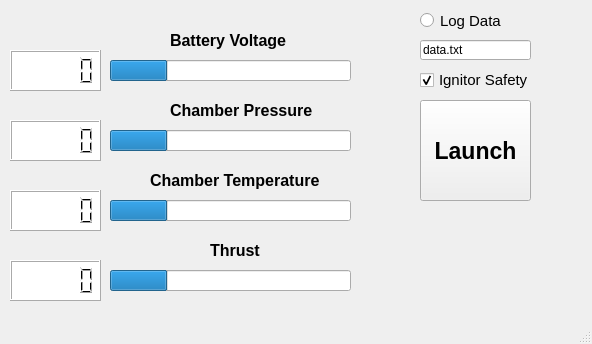
The window that IcarusGUI.ui (cody1155/testblockGUI) describes before a commit, drawn with Qt 5.
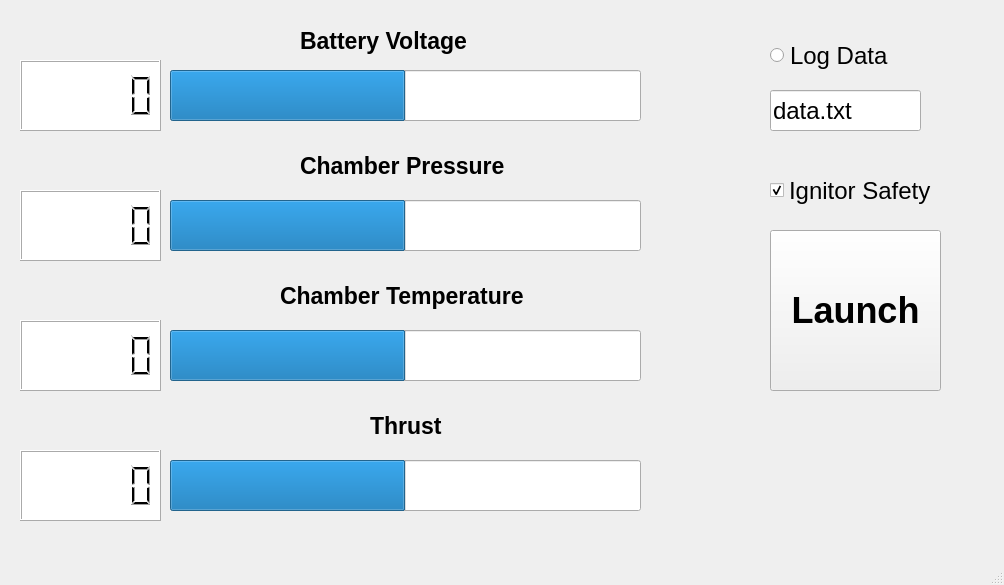
The same window after the commit. Icons and pictures are not drawn.

Commit message: make GUI bigger

Patch:
```diff
--- a/IcarusGUI.ui
+++ b/IcarusGUI.ui
@@ -6,8 +6,8 @@
    <rect>
     <x>0</x>
     <y>0</y>
-    <width>592</width>
-    <height>344</height>
+    <width>1004</width>
+    <height>585</height>
    </rect>
   </property>
   <property name="windowTitle">
@@ -17,10 +17,10 @@
    <widget class="QProgressBar" name="batteryProgressBar">
     <property name="geometry">
      <rect>
-      <x>110</x>
-      <y>60</y>
-      <width>241</width>
-      <height>21</height>
+      <x>170</x>
+      <y>70</y>
+      <width>471</width>
+      <height>51</height>
      </rect>
     </property>
     <property name="font">
@@ -41,7 +41,7 @@
      <number>100</number>
     </property>
     <property name="value">
-     <number>24</number>
+     <number>50</number>
     </property>
     <property name="textVisible">
      <bool>false</bool>
@@ -56,30 +56,30 @@
    <widget class="QProgressBar" name="chamberPProgressBar">
     <property name="geometry">
      <rect>
-      <x>110</x>
-      <y>130</y>
-      <width>241</width>
-      <height>21</height>
-     </rect>
-    </property>
-    <property name="value">
-     <number>24</number>
-    </property>
-    <property name="textVisible">
-     <bool>false</bool>
-    </property>
-   </widget>
-   <widget class="QProgressBar" name="chamberTProgressBar">
-    <property name="geometry">
-     <rect>
-      <x>110</x>
+      <x>170</x>
       <y>200</y>
-      <width>241</width>
-      <height>21</height>
+      <width>471</width>
+      <height>51</height>
      </rect>
     </property>
     <property name="value">
-     <number>24</number>
+     <number>50</number>
+    </property>
+    <property name="textVisible">
+     <bool>false</bool>
+    </property>
+   </widget>
+   <widget class="QProgressBar" name="chamberTProgressBar">
+    <property name="geometry">
+     <rect>
+      <x>170</x>
+      <y>330</y>
+      <width>471</width>
+      <height>51</height>
+     </rect>
+    </property>
+    <property name="value">
+     <number>50</number>
     </property>
     <property name="textVisible">
      <bool>false</bool>
@@ -88,14 +88,14 @@
    <widget class="QProgressBar" name="thrustProgressBar">
     <property name="geometry">
      <rect>
-      <x>110</x>
-      <y>270</y>
-      <width>241</width>
-      <height>21</height>
+      <x>170</x>
+      <y>460</y>
+      <width>471</width>
+      <height>51</height>
      </rect>
     </property>
     <property name="value">
-     <number>24</number>
+     <number>50</number>
     </property>
     <property name="textVisible">
      <bool>false</bool>
@@ -104,15 +104,15 @@
    <widget class="QPushButton" name="launchPushButton">
     <property name="geometry">
      <rect>
-      <x>420</x>
-      <y>100</y>
-      <width>111</width>
-      <height>101</height>
+      <x>770</x>
+      <y>230</y>
+      <width>171</width>
+      <height>161</height>
      </rect>
     </property>
     <property name="font">
      <font>
-      <pointsize>17</pointsize>
+      <pointsize>27</pointsize>
       <weight>75</weight>
       <italic>false</italic>
       <bold>true</bold>
@@ -127,15 +127,15 @@
    <widget class="QCheckBox" name="ignitorSafetyCheckBox">
     <property name="geometry">
      <rect>
-      <x>420</x>
-      <y>70</y>
-      <width>111</width>
-      <height>20</height>
+      <x>770</x>
+      <y>170</y>
+      <width>171</width>
+      <height>41</height>
      </rect>
     </property>
     <property name="font">
      <font>
-      <pointsize>11</pointsize>
+      <pointsize>18</pointsize>
      </font>
     </property>
     <property name="text">
@@ -148,15 +148,15 @@
    <widget class="QRadioButton" name="logdataRadio">
     <property name="geometry">
      <rect>
-      <x>420</x>
-      <y>10</y>
-      <width>91</width>
-      <height>21</height>
+      <x>770</x>
+      <y>30</y>
+      <width>131</width>
+      <height>51</height>
      </rect>
     </property>
     <property name="font">
      <font>
-      <pointsize>11</pointsize>
+      <pointsize>18</pointsize>
      </font>
     </property>
     <property name="text">
@@ -169,12 +169,17 @@
    <widget class="QLineEdit" name="fileNameLineEdit">
     <property name="geometry">
      <rect>
-      <x>420</x>
-      <y>40</y>
-      <width>111</width>
-      <height>20</height>
+      <x>770</x>
+      <y>90</y>
+      <width>151</width>
+      <height>41</height>
      </rect>
     </property>
+    <property name="font">
+     <font>
+      <pointsize>18</pointsize>
+     </font>
+    </property>
     <property name="text">
      <string>data.txt</string>
     </property>
@@ -182,10 +187,10 @@
    <widget class="QLCDNumber" name="batteryLCD">
     <property name="geometry">
      <rect>
-      <x>10</x>
-      <y>50</y>
-      <width>91</width>
-      <height>41</height>
+      <x>20</x>
+      <y>60</y>
+      <width>141</width>
+      <height>71</height>
      </rect>
     </property>
     <property name="font">
@@ -209,29 +214,29 @@
    <widget class="QLCDNumber" name="chamberPLCD">
     <property name="geometry">
      <rect>
-      <x>10</x>
-      <y>120</y>
-      <width>91</width>
-      <height>41</height>
-     </rect>
-    </property>
-    <property name="styleSheet">
-     <string notr="true">QLCDNumber{
-    color: rgb(0, 0, 0);    
-    background-color: rgb(255, 255, 255);
-}</string>
-    </property>
-    <property name="smallDecimalPoint">
-     <bool>true</bool>
-    </property>
-   </widget>
-   <widget class="QLCDNumber" name="chamberTLCD">
-    <property name="geometry">
-     <rect>
-      <x>10</x>
+      <x>20</x>
       <y>190</y>
-      <width>91</width>
-      <height>41</height>
+      <width>141</width>
+      <height>71</height>
+     </rect>
+    </property>
+    <property name="styleSheet">
+     <string notr="true">QLCDNumber{
+    color: rgb(0, 0, 0);    
+    background-color: rgb(255, 255, 255);
+}</string>
+    </property>
+    <property name="smallDecimalPoint">
+     <bool>true</bool>
+    </property>
+   </widget>
+   <widget class="QLCDNumber" name="chamberTLCD">
+    <property name="geometry">
+     <rect>
+      <x>20</x>
+      <y>320</y>
+      <width>141</width>
+      <height>71</height>
      </rect>
     </property>
     <property name="styleSheet">
@@ -247,10 +252,10 @@
    <widget class="QLCDNumber" name="thrustLCD">
     <property name="geometry">
      <rect>
-      <x>10</x>
-      <y>260</y>
-      <width>91</width>
-      <height>41</height>
+      <x>20</x>
+      <y>450</y>
+      <width>141</width>
+      <height>71</height>
      </rect>
     </property>
     <property name="font">
@@ -277,15 +282,15 @@
    <widget class="QLabel" name="batteryLabel">
     <property name="geometry">
      <rect>
-      <x>170</x>
-      <y>30</y>
-      <width>141</width>
-      <height>21</height>
+      <x>300</x>
+      <y>20</y>
+      <width>321</width>
+      <height>41</height>
      </rect>
     </property>
     <property name="font">
      <font>
-      <pointsize>12</pointsize>
+      <pointsize>17</pointsize>
       <weight>75</weight>
       <bold>true</bold>
      </font>
@@ -297,19 +302,22 @@
    <widget class="QLabel" name="chamberPLabel">
     <property name="geometry">
      <rect>
-      <x>170</x>
-      <y>100</y>
-      <width>151</width>
-      <height>21</height>
+      <x>300</x>
+      <y>140</y>
+      <width>271</width>
+      <height>51</height>
      </rect>
     </property>
     <property name="font">
      <font>
-      <pointsize>12</pointsize>
+      <pointsize>17</pointsize>
       <weight>75</weight>
       <bold>true</bold>
      </font>
     </property>
+    <property name="layoutDirection">
+     <enum>Qt::LeftToRight</enum>
+    </property>
     <property name="text">
      <string>Chamber Pressure</string>
     </property>
@@ -317,15 +325,15 @@
    <widget class="QLabel" name="chamberTLabel">
     <property name="geometry">
      <rect>
-      <x>150</x>
-      <y>170</y>
-      <width>191</width>
-      <height>21</height>
+      <x>280</x>
+      <y>270</y>
+      <width>321</width>
+      <height>51</height>
      </rect>
     </property>
     <property name="font">
      <font>
-      <pointsize>12</pointsize>
+      <pointsize>17</pointsize>
       <weight>75</weight>
       <bold>true</bold>
      </font>
@@ -337,15 +345,15 @@
    <widget class="QLabel" name="thrustLabel">
     <property name="geometry">
      <rect>
-      <x>210</x>
-      <y>240</y>
-      <width>61</width>
-      <height>21</height>
+      <x>370</x>
+      <y>400</y>
+      <width>251</width>
+      <height>51</height>
      </rect>
     </property>
     <property name="font">
      <font>
-      <pointsize>12</pointsize>
+      <pointsize>17</pointsize>
       <weight>75</weight>
       <bold>true</bold>
      </font>
@@ -357,10 +365,10 @@
    <widget class="QLabel" name="rpLabel">
     <property name="geometry">
      <rect>
-      <x>370</x>
-      <y>210</y>
-      <width>181</width>
-      <height>91</height>
+      <x>670</x>
+      <y>390</y>
+      <width>301</width>
+      <height>151</height>
      </rect>
     </property>
     <property name="text">
```
The commit also changes 1 other file.
